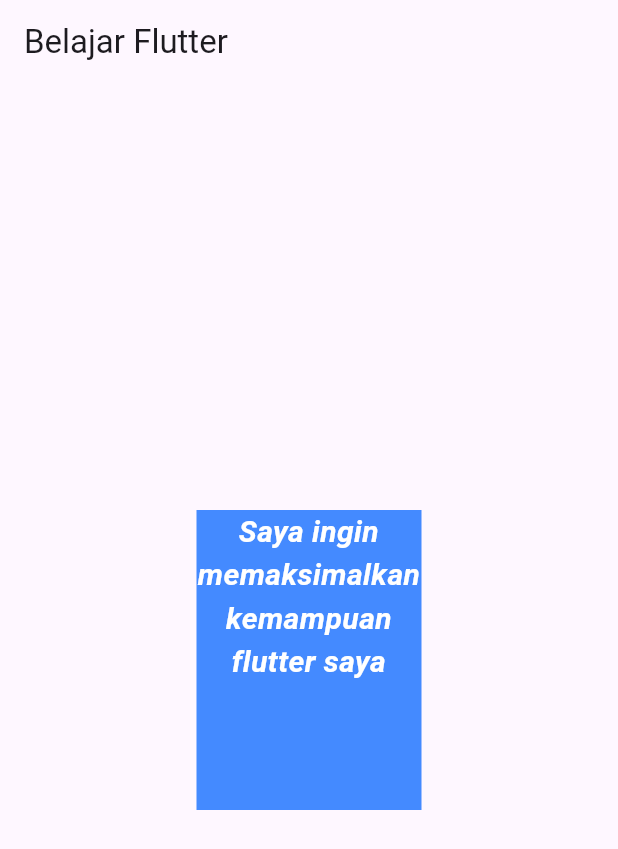
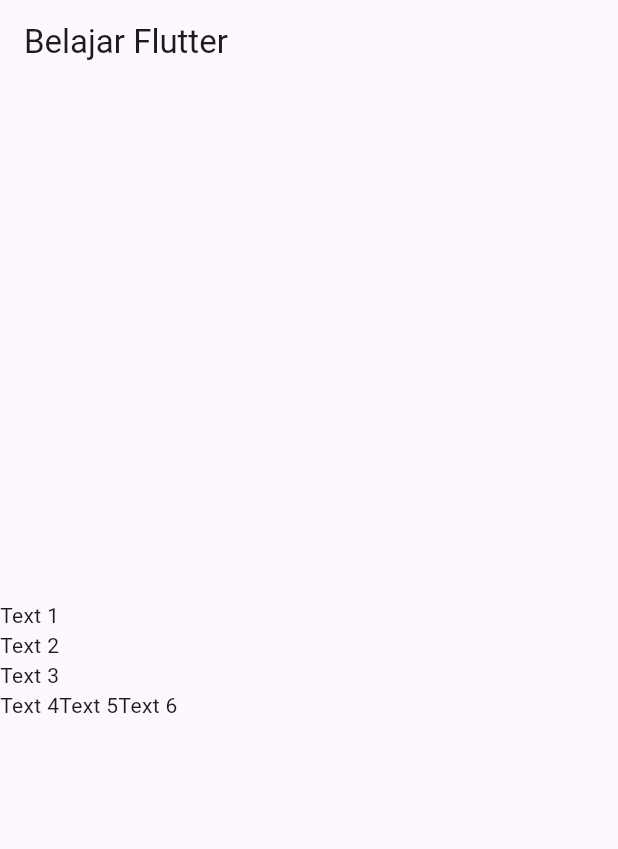
Before and after one commit to hunn99/belajarflutter, a Flutter app: the screen it shows after launch, on a phone screen of 412 x 824 dp. Shown: the top 849 px of the screen. Run offline on Flutter 3.47's test engine with Material 3 defaults, Android fonts, the phone set to English and light mode, and no system bars.

Commit message:
row n column

```diff
--- a/lib/main.dart
+++ b/lib/main.dart
@@ -10,26 +10,25 @@ class MyApp extends StatelessWidget {
   @override
   Widget build(BuildContext context) {
     return MaterialApp(
-      home: Scaffold(
-        appBar: AppBar(
-          title: Text("Belajar Flutter"),
-        ),
-        body: Center(
-            child: Container(
-                color: Colors.blueAccent,
-                width: 150,
-                height: 200,
-                child: Text(
-                  "Saya ingin memaksimalkan kemampuan flutter saya",
-                  textAlign: TextAlign.center,
-                  style: TextStyle(
-                    color: Colors.white,
-                    fontStyle: FontStyle.italic,
-                    fontWeight: FontWeight.bold,
-                    fontSize: 20,
-                  ),
-                ))),
-      ),
-    );
+        home: Scaffold(
+            appBar: AppBar(
+              title: Text("Belajar Flutter"),
+            ),
+            body: Column(
+              mainAxisAlignment: MainAxisAlignment.center,
+              crossAxisAlignment: CrossAxisAlignment.start,
+              children: [
+                Text("Text 1"),
+                Text("Text 2"),
+                Text("Text 3"),
+                Row(
+                  children: [
+                    Text("Text 4"),
+                    Text("Text 5"),
+                    Text("Text 6"),
+                  ],
+                )
+              ],
+            )));
   }
 }
```
